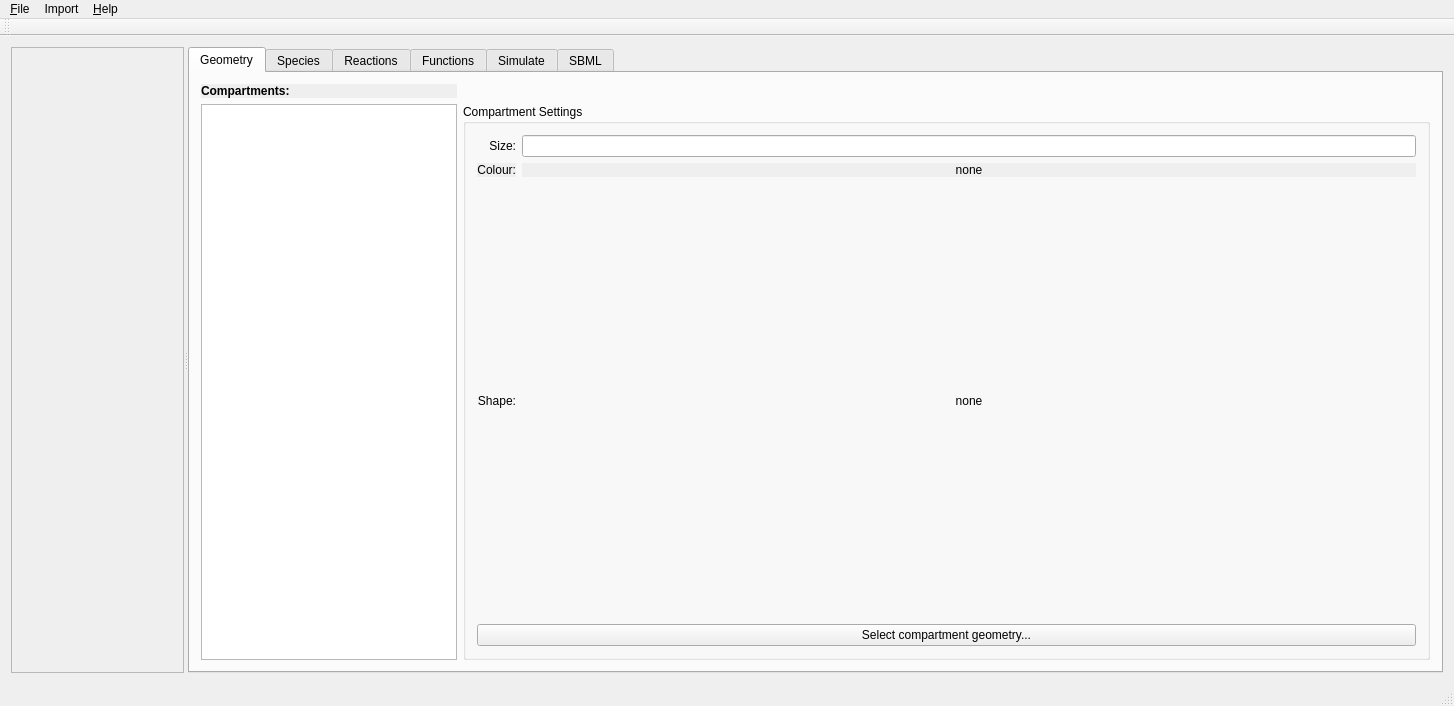
This is ui/mainwindow.ui in spatial-model-editor/spatial-model-editor as Qt 5 draws it before an edit. The edited form follows.
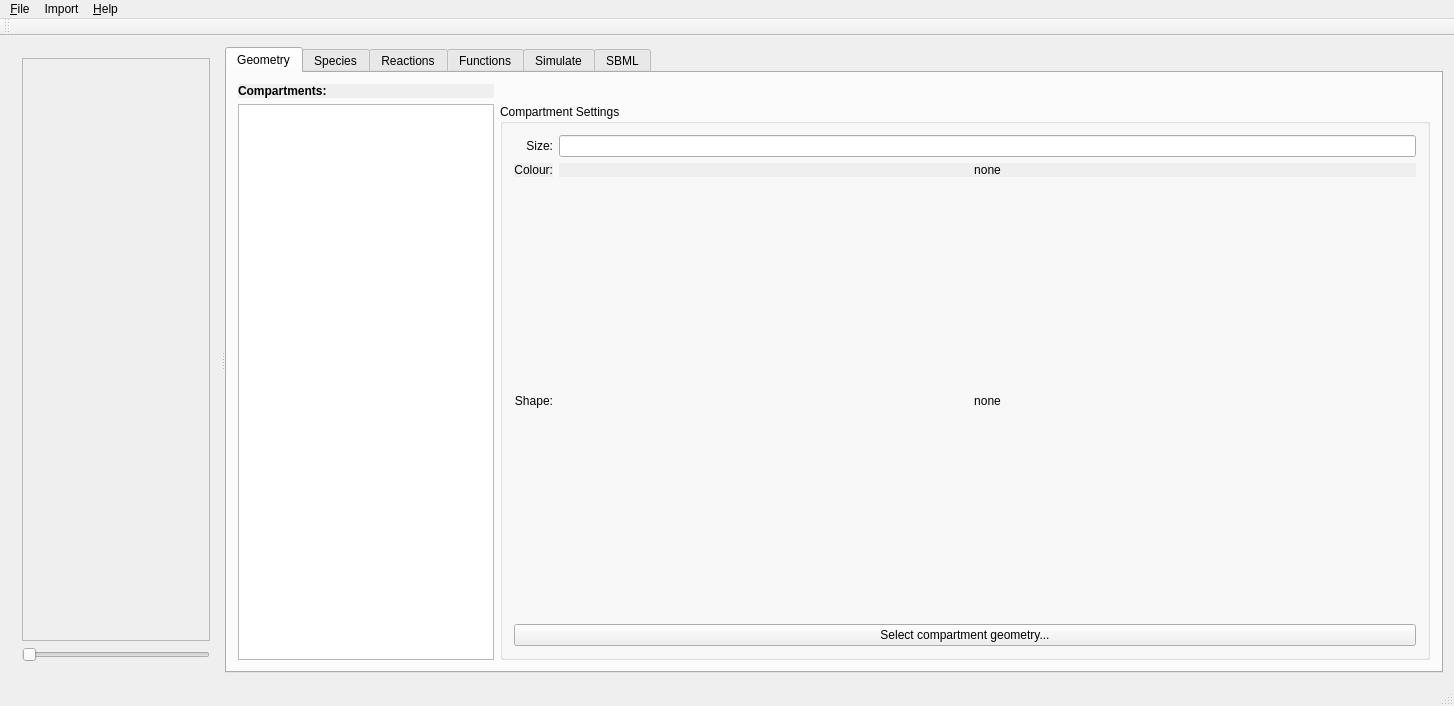
This is the edited form. Custom widgets are drawn as their Qt base class.

Commit message: add missing libs to help->about

Patch:
```diff
--- a/ui/mainwindow.ui
+++ b/ui/mainwindow.ui
@@ -20,6 +20,9 @@
       <property name="orientation">
        <enum>Qt::Horizontal</enum>
       </property>
+      <widget class="QWidget" name="gridLayoutWidget">
+       <layout class="QGridLayout" name="gridLayout">
+        <item row="0" column="0">
       <widget class="QLabelMousetracker" name="lblGeometry">
        <property name="sizePolicy">
         <sizepolicy hsizetype="Preferred" vsizetype="Preferred">
@@ -60,6 +63,16 @@
        <property name="textInteractionFlags">
         <set>Qt::NoTextInteraction</set>
        </property>
+         </widget>
+        </item>
+        <item row="1" column="0">
+         <widget class="QSlider" name="hslideTime">
+          <property name="orientation">
+           <enum>Qt::Horizontal</enum>
+          </property>
+         </widget>
+        </item>
+       </layout>
       </widget>
       <widget class="QTabWidget" name="tabMain">
        <property name="sizePolicy">
```
Lines whose indentation alone changed are shown as unchanged. The commit also changes 2 other files.
